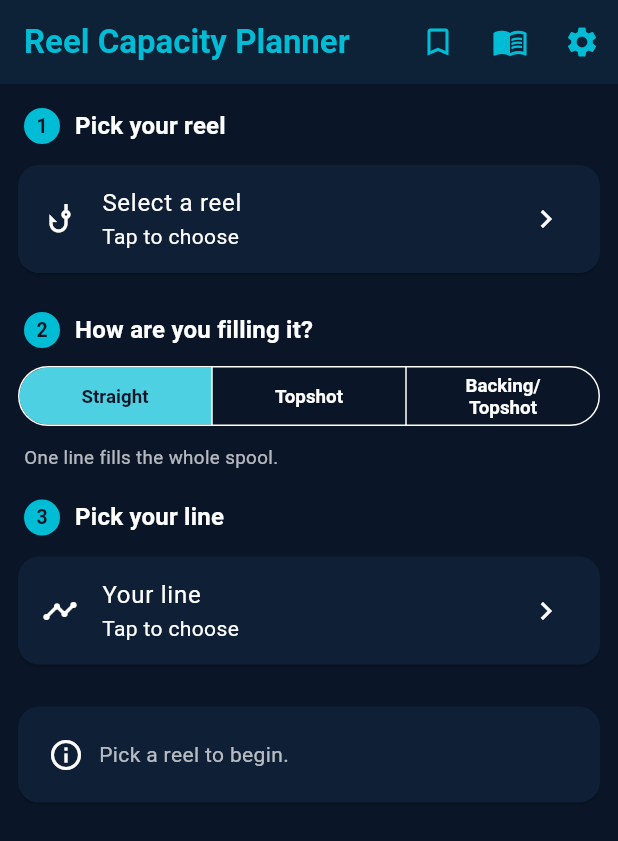
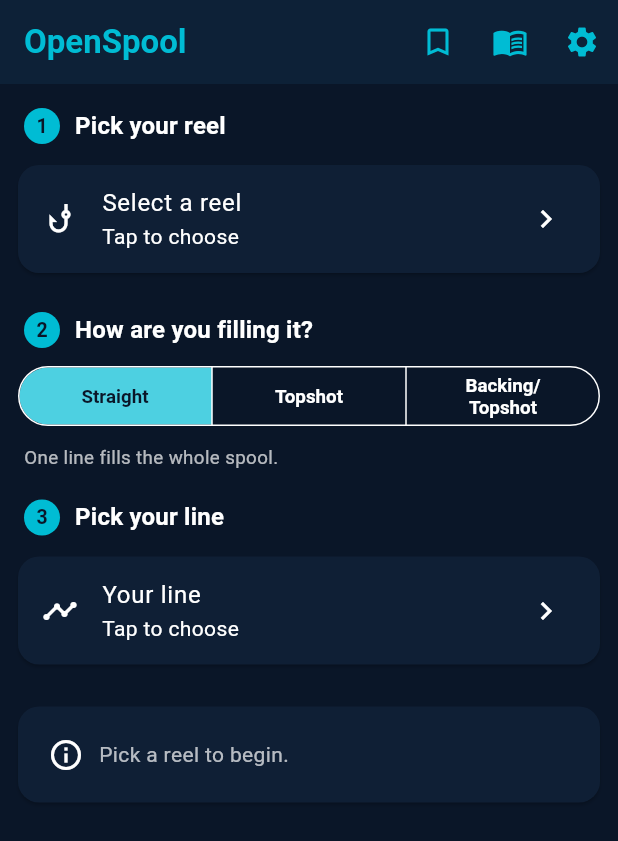
Before and after one commit to SilasMarner/open-spool, a Flutter app: the screen it shows after launch, on a phone screen of 412 x 824 dp. Shown: the top 841 px of the screen. Run offline on Flutter 3.47's test engine with Material 3 defaults, Android fonts, the phone set to English and light mode, and no system bars; our stand-ins replace share_plus, shared_preferences, sqflite; accounts and stored records are empty.

Commit message:
Rebrand app to OpenSpool (matches OpenTides family)
Rename the displayed app title, launcher label, user-guide heading, and
share-text signature from 'Reel Capacity Planner' to 'OpenSpool'. The
short name also fixes the app bar title being truncated next to the four
action icons. Package id (com.mbettinger.reel_planner) is unchanged.

```diff
--- a/lib/main.dart
+++ b/lib/main.dart
@@ -21,7 +21,7 @@ class ReelPlannerApp extends StatelessWidget {
       listenable: settings,
       builder: (context, _) {
         return MaterialApp(
-          title: 'Reel Capacity Planner',
+          title: 'OpenSpool',
           debugShowCheckedModeBanner: false,
           theme: AppTheme.light(),
           darkTheme: AppTheme.dark(),
--- a/lib/services/loadout_result.dart
+++ b/lib/services/loadout_result.dart
@@ -189,6 +189,6 @@ String shareSummary(ComputedResult r, UnitSystem u, {String? title}) {
   if (r.unverified) {
     b.writeln('Heads up: uses an unverified catalog spec (tagged VERIFY).');
   }
-  b.writeln('Shared from Reel Capacity Planner');
+  b.writeln('Shared from OpenSpool');
   return b.toString().trimRight();
 }
--- a/lib/ui/screens/home_screen.dart
+++ b/lib/ui/screens/home_screen.dart
@@ -62,7 +62,7 @@ class _HomeScreenState extends State<HomeScreen> {
   Widget build(BuildContext context) {
     return Scaffold(
       appBar: AppBar(
-        title: const Text('Reel Capacity Planner'),
+        title: const Text('OpenSpool'),
         actions: [
           if (_reel != null)
             IconButton(
--- a/lib/ui/screens/manual_screen.dart
+++ b/lib/ui/screens/manual_screen.dart
@@ -18,7 +18,7 @@ class ManualScreen extends StatelessWidget {
         body: ListView(
           padding: const EdgeInsets.fromLTRB(16, 16, 16, 28),
           children: [
-            const Text('How Reel Capacity Planner works',
+            const Text('How OpenSpool works',
                 style: TextStyle(
                     color: AppTheme.cyan,
                     fontSize: 20,
```
Also changed, not shown: 2 other files.
